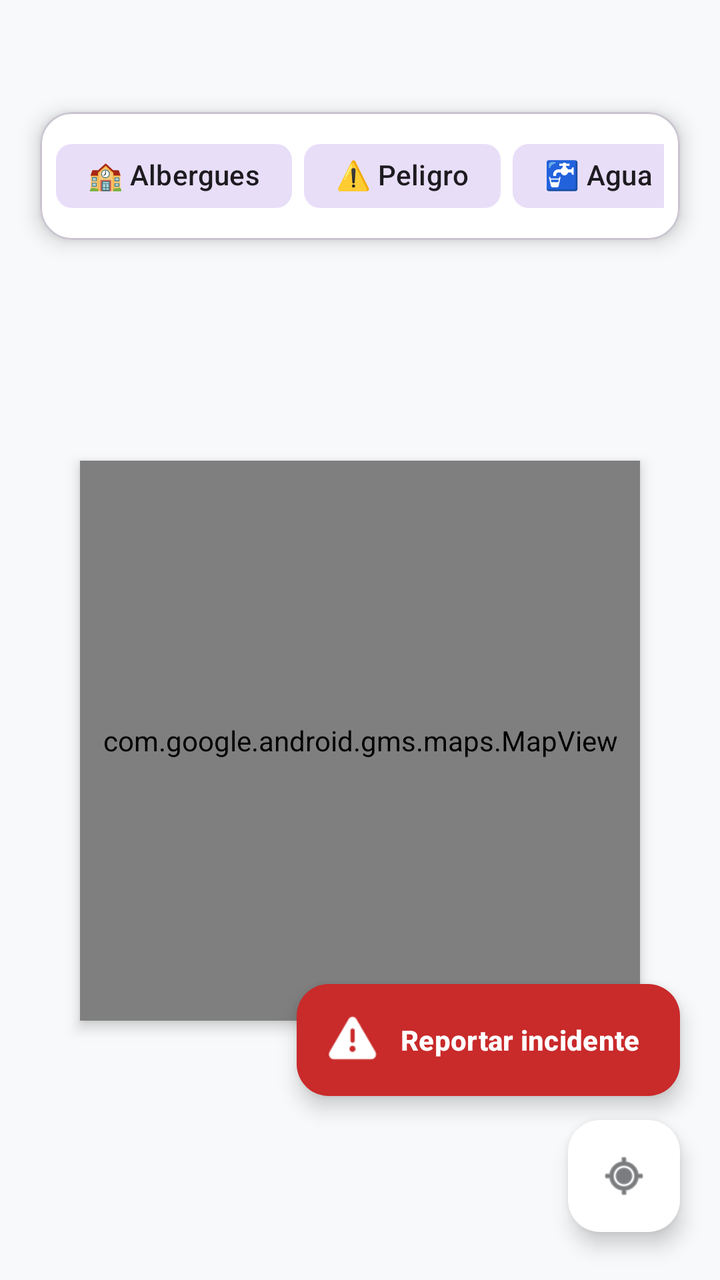
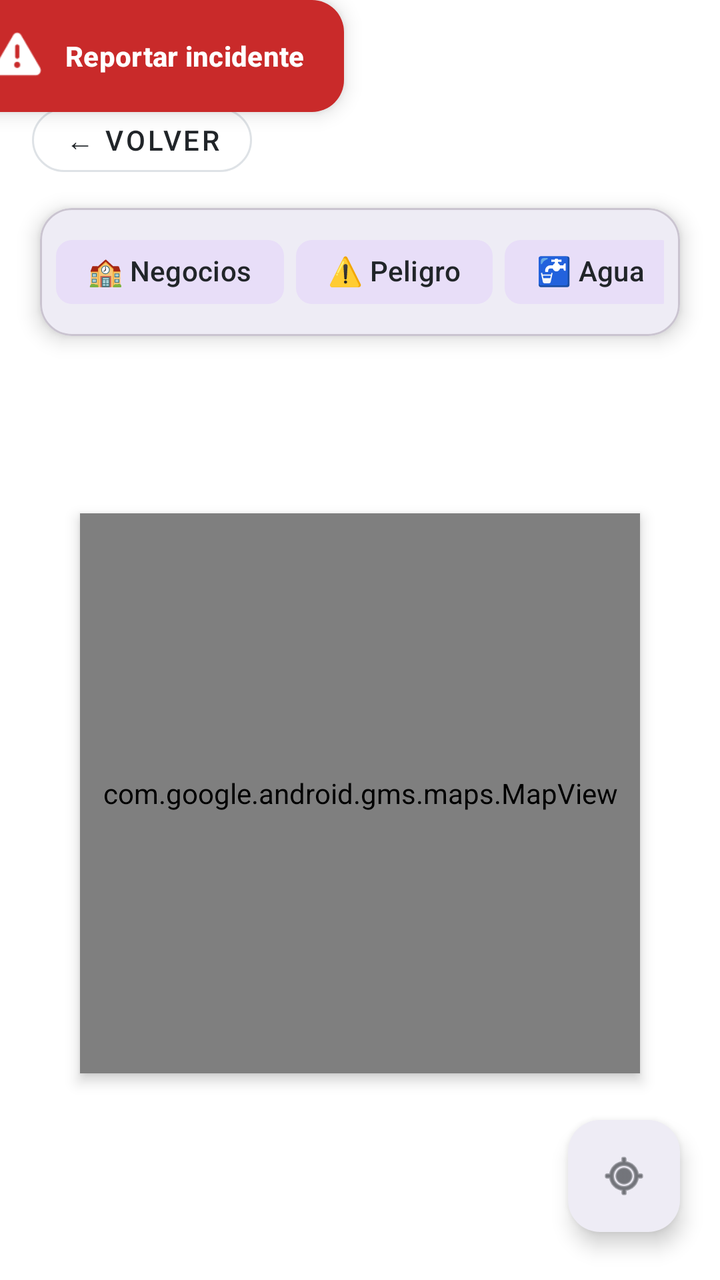

An Android layout rendered at two revisions. The XML below is the earlier revision; the diff shows what the commit changed to produce the second picture.
<!-- AndroidManifest.xml: application theme Theme.RedSOS -->
<!-- res/layout/activity_mapa.xml -->
<?xml version="1.0" encoding="utf-8"?>
<androidx.constraintlayout.widget.ConstraintLayout
    xmlns:android="http://schemas.android.com/apk/res/android"
    xmlns:app="http://schemas.android.com/apk/res-auto"
    xmlns:tools="http://schemas.android.com/tools"
    android:id="@+id/main"
    android:layout_width="match_parent"
    android:layout_height="match_parent"
    android:background="@color/neutral_light"
    tools:context=".mapa">

    
    <com.google.android.material.card.MaterialCardView
        android:id="@+id/chipsCard"
        android:layout_width="0dp"
        android:layout_height="wrap_content"
        app:cardCornerRadius="16dp"
        app:cardElevation="6dp"
        app:cardBackgroundColor="@color/white"
        app:layout_constraintTop_toTopOf="parent"
        app:layout_constraintStart_toStartOf="parent"
        app:layout_constraintEnd_toEndOf="parent"
        android:layout_marginStart="20dp"
        android:layout_marginEnd="20dp"
        android:layout_marginTop="56dp">

        <HorizontalScrollView
            android:layout_width="match_parent"
            android:layout_height="wrap_content"
            android:padding="8dp"
            android:scrollbars="none"
            android:fadeScrollbars="true">

            <LinearLayout
                android:layout_width="wrap_content"
                android:layout_height="wrap_content"
                android:orientation="horizontal">

                <com.google.android.material.chip.Chip
                    android:id="@+id/chipAlbergues"
                    android:layout_width="wrap_content"
                    android:layout_height="wrap_content"
                    android:text="🏫 Albergues"
                    android:checkable="true"
                    android:checked="true"
                    android:layout_marginEnd="6dp"/>

                <com.google.android.material.chip.Chip
                    android:id="@+id/chipPeligro"
                    android:layout_width="wrap_content"
                    android:layout_height="wrap_content"
                    android:text="⚠️ Peligro"
                    android:checkable="true"
                    android:checked="true"
                    android:layout_marginEnd="6dp"/>

                <com.google.android.material.chip.Chip
                    android:id="@+id/chipAgua"
                    android:layout_width="wrap_content"
                    android:layout_height="wrap_content"
                    android:text="🚰 Agua"
                    android:checkable="true"
                    android:checked="true"
                    android:layout_marginEnd="6dp"/>

                <com.google.android.material.chip.Chip
                    android:id="@+id/chipAyuda"
                    android:layout_width="wrap_content"
                    android:layout_height="wrap_content"
                    android:text="🆘 Ayuda"
                    android:checkable="true"
                    android:checked="true"/>

            </LinearLayout>
        </HorizontalScrollView>
    </com.google.android.material.card.MaterialCardView>

    
    <FrameLayout
        android:id="@+id/mapMarco"
        android:layout_width="0dp"
        android:layout_height="0dp"
        app:layout_constraintDimensionRatio="1:1"
        app:layout_constraintTop_toBottomOf="@id/chipsCard"
        app:layout_constraintBottom_toBottomOf="parent"
        app:layout_constraintStart_toStartOf="parent"
        app:layout_constraintEnd_toEndOf="parent"
        app:layout_constraintVertical_bias="0.45"
        android:layout_marginStart="40dp"
        android:layout_marginEnd="40dp"
        android:layout_marginTop="24dp"
        android:layout_marginBottom="24dp"
        android:background="#D0DCE8"
        android:elevation="4dp">

        
        <com.google.android.gms.maps.MapView
            android:id="@+id/mapView2"
            android:layout_width="match_parent"
            android:layout_height="match_parent" />

    </FrameLayout>

    
    <com.google.android.material.floatingactionbutton.ExtendedFloatingActionButton
        android:id="@+id/fabReportar"
        android:layout_width="wrap_content"
        android:layout_height="wrap_content"
        android:text="Reportar incidente"
        android:textColor="@color/white"
        android:textStyle="bold"
        app:icon="@android:drawable/ic_dialog_alert"
        app:iconTint="@color/white"
        app:backgroundTint="@color/status_red"
        app:layout_constraintBottom_toTopOf="@id/fabMiUbicacion"
        app:layout_constraintEnd_toEndOf="parent"
        android:layout_marginEnd="20dp"
        android:layout_marginBottom="12dp"/>

    
    <com.google.android.material.floatingactionbutton.FloatingActionButton
        android:id="@+id/fabMiUbicacion"
        android:layout_width="wrap_content"
        android:layout_height="wrap_content"
        android:contentDescription="Centrar en mi ubicación"
        app:srcCompat="@android:drawable/ic_menu_mylocation"
        app:backgroundTint="@color/white"
        app:tint="@color/neutral_dark"
        app:layout_constraintBottom_toBottomOf="parent"
        app:layout_constraintEnd_toEndOf="parent"
        android:layout_marginEnd="20dp"
        android:layout_marginBottom="24dp"/>

</androidx.constraintlayout.widget.ConstraintLayout>
<!-- resources referenced by this layout -->
<resources>
  <color name="neutral_dark">#212529</color>
  <color name="neutral_light">#F8F9FA</color>
  <color name="status_red">#C92A2A</color>
  <color name="white">#FFFFFF</color>
  <style name="Theme.RedSOS" parent="Base.Theme.RedSOS" />
  <style name="Base.Theme.RedSOS" parent="Theme.Material3.DayNight.NoActionBar">
          
          
      </style>
</resources>

<!-- the commit's change to res/layout/activity_mapa.xml (unified diff, before → after) -->
@@ -6,8 +6,24 @@
     android:id="@+id/main"
     android:layout_width="match_parent"
     android:layout_height="match_parent"
-    android:background="@color/neutral_light"
+    android:background="#FFFFFF"
     tools:context=".mapa">
+
+    
+    <com.google.android.material.button.MaterialButton
+        android:id="@+id/btnVolver"
+        style="@style/Widget.MaterialComponents.Button.OutlinedButton"
+        android:layout_width="wrap_content"
+        android:layout_height="44dp"
+        android:text="← Volver"
+        android:textColor="@color/neutral_dark"
+        android:textSize="14sp"
+        app:cornerRadius="22dp"
+        app:strokeColor="@color/neutral_border"
+        app:layout_constraintTop_toTopOf="parent"
+        app:layout_constraintStart_toStartOf="parent"
+        android:layout_marginTop="48dp"
+        android:layout_marginStart="16dp"/>
 
     
     <com.google.android.material.card.MaterialCardView
@@ -17,12 +33,12 @@
         app:cardCornerRadius="16dp"
         app:cardElevation="6dp"
         app:cardBackgroundColor="@color/white"
-        app:layout_constraintTop_toTopOf="parent"
+        app:layout_constraintTop_toBottomOf="@id/btnVolver"
         app:layout_constraintStart_toStartOf="parent"
         app:layout_constraintEnd_toEndOf="parent"
         android:layout_marginStart="20dp"
         android:layout_marginEnd="20dp"
-        android:layout_marginTop="56dp">
+        android:layout_marginTop="12dp">
 
         <HorizontalScrollView
             android:layout_width="match_parent"
@@ -37,13 +53,14 @@
                 android:orientation="horizontal">
 
                 <com.google.android.material.chip.Chip
-                    android:id="@+id/chipAlbergues"
+                    android:id="@+id/chipNegocios"
                     android:layout_width="wrap_content"
                     android:layout_height="wrap_content"
-                    android:text="🏫 Albergues"
+                    android:layout_marginEnd="6dp"
                     android:checkable="true"
                     android:checked="true"
-                    android:layout_marginEnd="6dp"/>
+                    android:textColor="@color/neutral_dark"
+                    android:text="🏫 Negocios" />
 
                 <com.google.android.material.chip.Chip
                     android:id="@+id/chipPeligro"
@@ -52,6 +69,7 @@
                     android:text="⚠️ Peligro"
                     android:checkable="true"
                     android:checked="true"
+                    android:textColor="@color/neutral_dark"
                     android:layout_marginEnd="6dp"/>
 
                 <com.google.android.material.chip.Chip
@@ -61,6 +79,7 @@
                     android:text="🚰 Agua"
                     android:checkable="true"
                     android:checked="true"
+                    android:textColor="@color/neutral_dark"
                     android:layout_marginEnd="6dp"/>
 
                 <com.google.android.material.chip.Chip
@@ -69,7 +88,8 @@
                     android:layout_height="wrap_content"
                     android:text="🆘 Ayuda"
                     android:checkable="true"
-                    android:checked="true"/>
+                    android:checked="true"
+                    android:textColor="@color/neutral_dark"/>
 
             </LinearLayout>
         </HorizontalScrollView>
@@ -102,22 +122,9 @@
     </FrameLayout>
 
     
-    <com.google.android.material.floatingactionbutton.ExtendedFloatingActionButton
-        android:id="@+id/fabReportar"
-        android:layout_width="wrap_content"
-        android:layout_height="wrap_content"
-        android:text="Reportar incidente"
-        android:textColor="@color/white"
-        android:textStyle="bold"
-        app:icon="@android:drawable/ic_dialog_alert"
-        app:iconTint="@color/white"
-        app:backgroundTint="@color/status_red"
-        app:layout_constraintBottom_toTopOf="@id/fabMiUbicacion"
-        app:layout_constraintEnd_toEndOf="parent"
-        android:layout_marginEnd="20dp"
-        android:layout_marginBottom="12dp"/>
 
     
+
     <com.google.android.material.floatingactionbutton.FloatingActionButton
         android:id="@+id/fabMiUbicacion"
         android:layout_width="wrap_content"
@@ -131,4 +138,18 @@
         android:layout_marginEnd="20dp"
         android:layout_marginBottom="24dp"/>
 
+    <com.google.android.material.floatingactionbutton.ExtendedFloatingActionButton
+        android:id="@+id/fabReportar"
+        android:layout_width="wrap_content"
+        android:layout_height="wrap_content"
+        android:layout_marginEnd="112dp"
+        android:text="Reportar incidente"
+        android:textColor="@color/white"
+        android:textStyle="bold"
+        app:backgroundTint="@color/status_red"
+        app:icon="@android:drawable/ic_dialog_alert"
+        app:iconTint="@color/white"
+        app:layout_constraintEnd_toStartOf="@+id/fabMiUbicacion"
+        tools:layout_editor_absoluteY="760dp" />
+
 </androidx.constraintlayout.widget.ConstraintLayout>
<!-- resource entries referenced after the edit -->
@@ -1,13 +1,18 @@
 <!-- resources referenced by this layout -->
 <resources>
+  <color name="neutral_border">#DEE2E6</color>
   <color name="neutral_dark">#212529</color>
   <color name="neutral_light">#F8F9FA</color>
+  <color name="text_primary">#212529</color>
   <color name="status_red">#C92A2A</color>
   <color name="white">#FFFFFF</color>
   <style name="Theme.RedSOS" parent="Base.Theme.RedSOS" />
-  <style name="Base.Theme.RedSOS" parent="Theme.Material3.DayNight.NoActionBar">
+  <style name="Base.Theme.RedSOS" parent="Theme.Material3.Light.NoActionBar">
           
-          
+          <item name="android:forceDarkAllowed">false</item>
+          <item name="android:windowBackground">@color/neutral_light</item>
+          <item name="colorOnSurface">@color/text_primary</item>
+          <item name="colorSurface">@color/white</item>
       </style>
 </resources>
 
